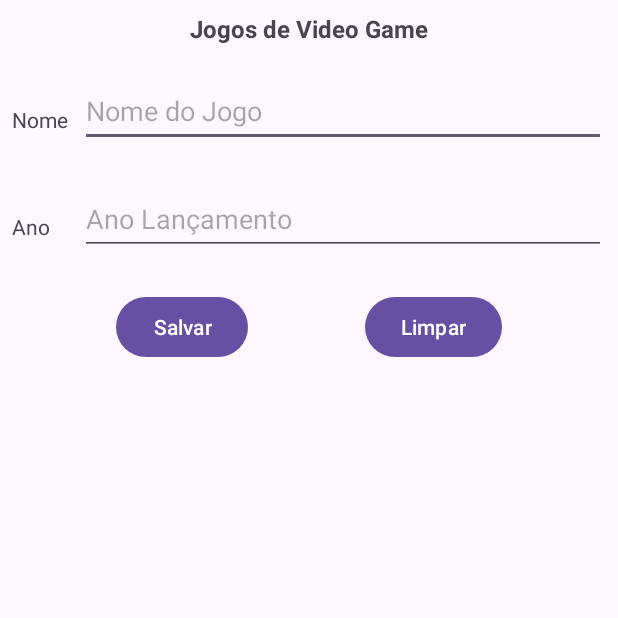
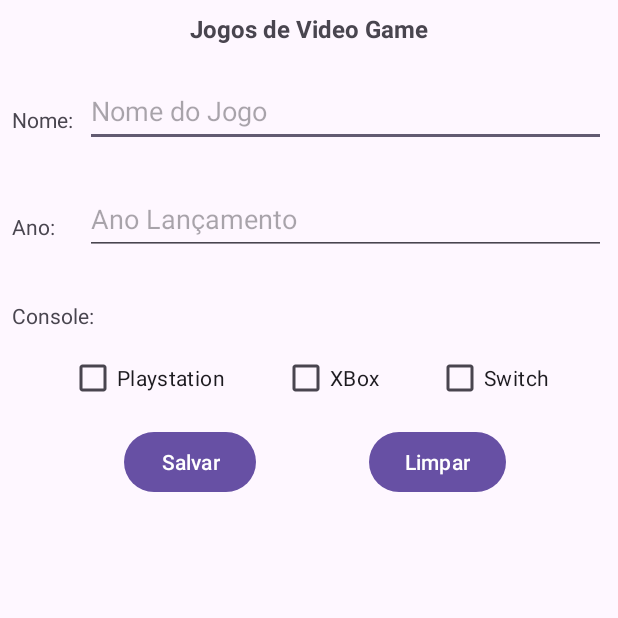
Before and after one commit to Jullianag/Projeto_UTFPR_Android_Java, an Android app: the screen it shows after launch (JogoActivity), after a tap on "Limpar", on a phone screen of 412 x 824 dp, the top half of it. Run offline under Robolectric (Android 15) with nearby library versions, the phone set to English and light mode, and no system bars.

Commit message:
Implementacao do CheckBox e validacoes

```diff
--- a/app/src/main/java/br/edu/utfpr/colecaojogovideogame/JogoActivity.java
+++ b/app/src/main/java/br/edu/utfpr/colecaojogovideogame/JogoActivity.java
@@ -2,18 +2,23 @@ package br.edu.utfpr.colecaojogovideogame;
 
 import android.os.Build;
 import android.os.Bundle;
+import android.text.TextUtils;
 import android.view.View;
+import android.widget.CheckBox;
 import android.widget.EditText;
 import android.widget.Toast;
 
 import androidx.appcompat.app.AppCompatActivity;
 
 import java.time.LocalDate;
+import java.util.ArrayList;
 import java.util.Calendar;
+import java.util.List;
 
 public class JogoActivity extends AppCompatActivity {
 
     private EditText editTextNome, editTextAno;
+    private CheckBox checkBoxPlay, checkBoxXBox, checkBoxSwitch;
 
     @Override
     protected void onCreate(Bundle savedInstanceState) {
@@ -22,12 +27,18 @@ public class JogoActivity extends AppCompatActivity {
 
         editTextNome = findViewById(R.id.editTextNome);
         editTextAno = findViewById(R.id.editTextAno);
+        checkBoxPlay = findViewById(R.id.checkBoxPlay);
+        checkBoxXBox = findViewById(R.id.checkBoxXBox);
+        checkBoxSwitch = findViewById(R.id.checkBoxSwitch);
     }
 
     public void limparCampos(View view) {
 
         editTextNome.setText(null);
         editTextAno.setText(null);
+        checkBoxPlay.setChecked(false);
+        checkBoxXBox.setChecked(false);
+        checkBoxSwitch.setChecked(false);
 
         editTextNome.requestFocus();
 
@@ -102,9 +113,33 @@ public class JogoActivity extends AppCompatActivity {
             return;
         }
 
+        boolean playstationConsole = checkBoxPlay.isChecked();
+        boolean xBoxConsole = checkBoxXBox.isChecked();
+        boolean switchConsole = checkBoxSwitch.isChecked();
+
+        if (!playstationConsole && !xBoxConsole && !switchConsole) {
+            Toast.makeText(this,
+                    R.string.deve_ser_marcado_pelo_menos_um_console,
+                    Toast.LENGTH_LONG).show();
+            return;
+        }
+
+        List<String> consoles = new ArrayList<>();
+
+        if (playstationConsole) {
+            consoles.add(getString(R.string.playstation));
+        }
+        if (xBoxConsole) {
+            consoles.add(getString(R.string.xbox));
+        }
+        if (switchConsole) {
+            consoles.add(getString(R.string.nintendo_switch));
+        }
+
         Toast.makeText(this,
                 getString(R.string.jogo_valor) + nome + "\n" +
-                getString(R.string.ano_valor) + ano,
+                getString(R.string.ano_valor) + ano + "\n" +
+                        TextUtils.join(", ", consoles),
                 Toast.LENGTH_LONG).show();
     }
 }
--- a/app/src/main/res/layout/activity_jogo.xml
+++ b/app/src/main/res/layout/activity_jogo.xml
@@ -77,17 +77,61 @@
         app:layout_constraintStart_toEndOf="@+id/textViewAno"
         app:layout_constraintTop_toBottomOf="@+id/editTextNome" />
 
+    <TextView
+        android:id="@+id/textViewConsole"
+        android:layout_width="wrap_content"
+        android:layout_height="wrap_content"
+        android:layout_marginStart="8dp"
+        android:layout_marginTop="40dp"
+        android:text="@string/console"
+        app:layout_constraintStart_toStartOf="parent"
+        app:layout_constraintTop_toBottomOf="@+id/textViewAno" />
+
+    <CheckBox
+        android:id="@+id/checkBoxPlay"
+        android:layout_width="wrap_content"
+        android:layout_height="wrap_content"
+        android:layout_marginStart="8dp"
+        android:layout_marginTop="8dp"
+        android:text="@string/playstation"
+        app:layout_constraintEnd_toStartOf="@+id/checkBoxXBox"
+        app:layout_constraintHorizontal_bias="0.5"
+        app:layout_constraintStart_toStartOf="parent"
+        app:layout_constraintTop_toBottomOf="@+id/textViewConsole" />
+
+    <CheckBox
+        android:id="@+id/checkBoxXBox"
+        android:layout_width="wrap_content"
+        android:layout_height="wrap_content"
+        android:text="@string/xbox"
+        app:layout_constraintEnd_toStartOf="@+id/checkBoxSwitch"
+        app:layout_constraintHorizontal_bias="0.5"
+        app:layout_constraintStart_toEndOf="@+id/checkBoxPlay"
+        app:layout_constraintTop_toTopOf="@+id/checkBoxPlay" />
+
+    <CheckBox
+        android:id="@+id/checkBoxSwitch"
+        android:layout_width="wrap_content"
+        android:layout_height="wrap_content"
+        android:layout_marginEnd="8dp"
+        android:text="@string/nintendo_switch"
+        app:layout_constraintEnd_toEndOf="parent"
+        app:layout_constraintHorizontal_bias="0.5"
+        app:layout_constraintStart_toEndOf="@+id/checkBoxXBox"
+        app:layout_constraintTop_toTopOf="@+id/checkBoxXBox" />
+
     <Button
         android:id="@+id/buttonSalvar"
         android:layout_width="wrap_content"
         android:layout_height="wrap_content"
-        android:layout_marginTop="24dp"
+        android:layout_marginStart="8dp"
+        android:layout_marginTop="8dp"
         android:onClick="salvarValores"
         android:text="@string/salvar"
         app:layout_constraintEnd_toStartOf="@+id/buttonLimpar"
         app:layout_constraintHorizontal_bias="0.5"
         app:layout_constraintStart_toStartOf="parent"
-        app:layout_constraintTop_toBottomOf="@+id/editTextAno" />
+        app:layout_constraintTop_toBottomOf="@+id/checkBoxPlay" />
 
     <Button
         android:id="@+id/buttonLimpar"
--- a/app/src/main/res/values/strings.xml
+++ b/app/src/main/res/values/strings.xml
@@ -1,9 +1,9 @@
 <resources>
     <string name="app_name">ColecaoJogoVideoGame</string>
     <string name="jogo_video_game">Jogos de Video Game</string>
-    <string name="nome">Nome</string>
+    <string name="nome">Nome:</string>
     <string name="nome_jogo">Nome do Jogo</string>
-    <string name="ano_lancamento">Ano</string>
+    <string name="ano_lancamento">Ano:</string>
     <string name="ano_lancamento_valor">Ano Lançamento</string>
     <string name="limpar">Limpar</string>
     <string name="salvar">Salvar</string>
@@ -14,4 +14,9 @@
     <string name="ano_valor">"Ano: "</string>
     <string name="o_ano_deve_ser_um_numero_inteiro">O ano deve ser um número inteiro!</string>
     <string name="o_ano_deve_estar_entre_1972_e_o_ano_atual">O ano deve estar entre 1972 e o ano atual!</string>
+    <string name="console">Console:</string>
+    <string name="playstation">Playstation</string>
+    <string name="xbox">XBox</string>
+    <string name="nintendo_switch">Switch</string>
+    <string name="deve_ser_marcado_pelo_menos_um_console">Deve ser marcado pelo menos um console!</string>
 </resources>
```
